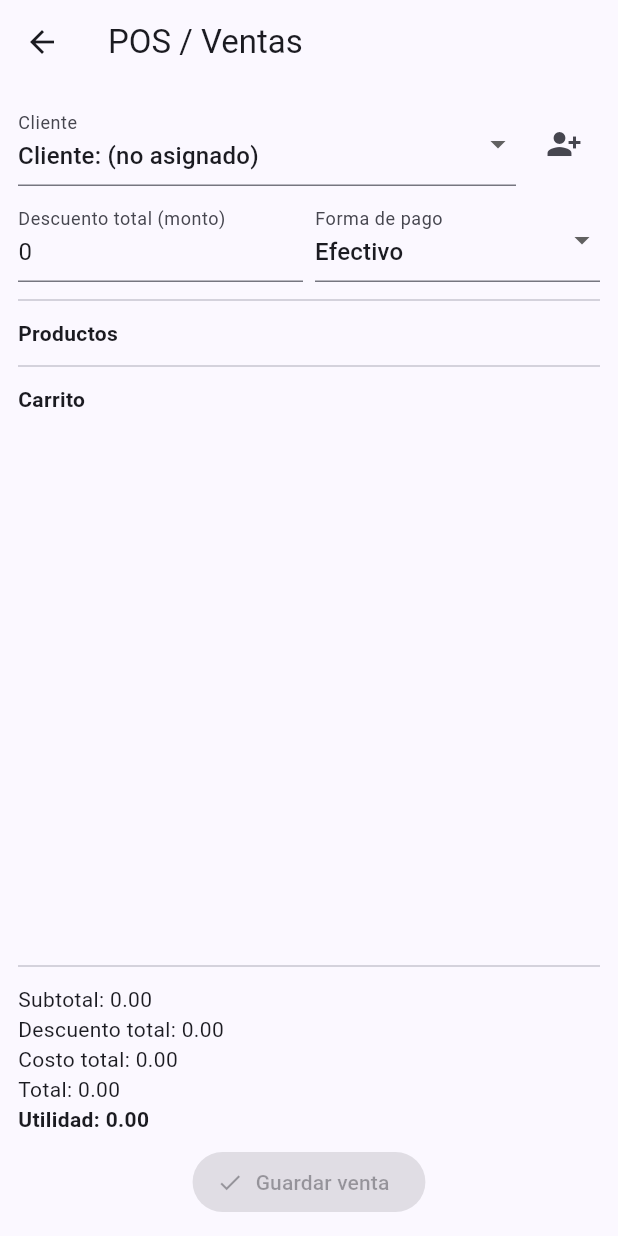
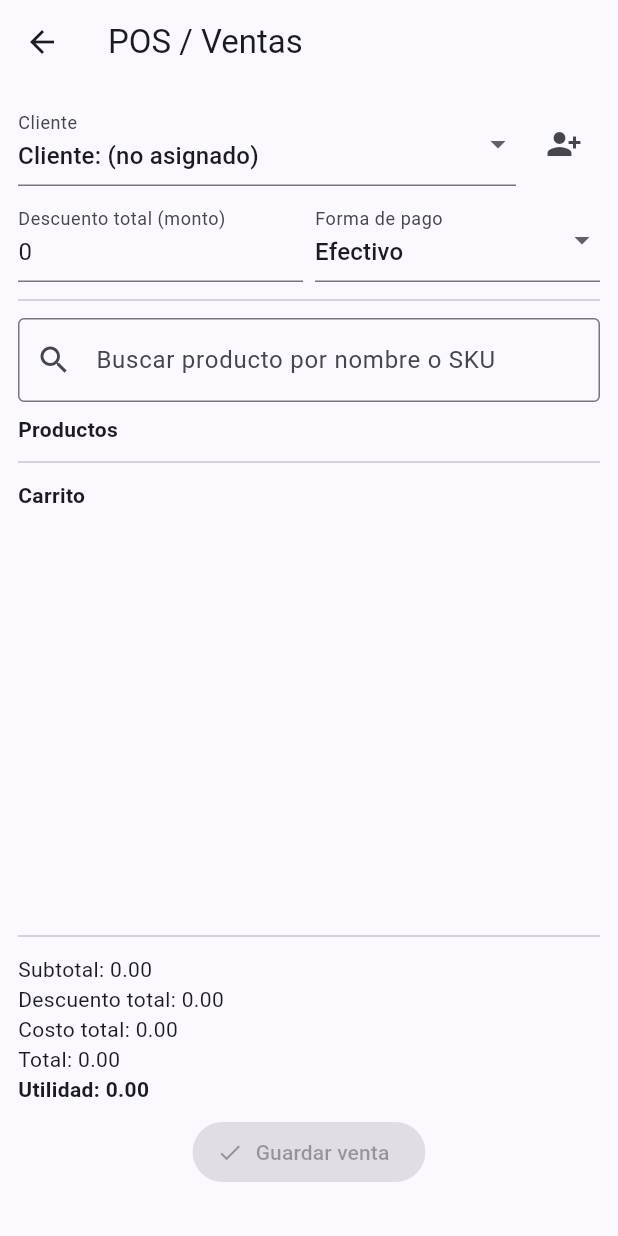
Before and after one commit to sergiopolis69-oss/popperscuv3, a Flutter app: the screen it shows after launch, after a tap on "POS / Ventas", on a phone screen of 412 x 824 dp. Run offline on Flutter 3.47's test engine with Material 3 defaults, Android fonts, the phone set to English and light mode, and no system bars; our stand-ins replace csv, file_picker, flutter_riverpod, sqflite; missing offline and left inert: file_saver; accounts and stored records are empty.

Commit message:
Add files via upload

```diff
--- a/lib/repositories/customer_repository.dart
+++ b/lib/repositories/customer_repository.dart
@@ -1,10 +1,7 @@
-import 'package:uuid/uuid.dart';
 import '../services/db.dart';
 import '../models/customer.dart';
 
 class CustomerRepository {
-  final _uuid = const Uuid();
-
   Future<List<Customer>> all() async {
     final db = await AppDatabase().database;
     final rows = await db.query('customers', orderBy: 'created_at DESC');
--- a/lib/repositories/product_repository.dart
+++ b/lib/repositories/product_repository.dart
@@ -1,10 +1,7 @@
-import 'package:uuid/uuid.dart';
 import '../services/db.dart';
 import '../models/product.dart';
 
 class ProductRepository {
-  final _uuid = const Uuid();
-
   Future<List<Product>> all() async {
     final db = await AppDatabase().database;
     final rows = await db.query('products', orderBy: 'created_at DESC');
--- a/lib/ui/home_page.dart
+++ b/lib/ui/home_page.dart
@@ -5,6 +5,7 @@ import 'sales_page.dart';
 import 'sales_history_page.dart';
 import 'reports_page.dart';
 import 'top_customers_page.dart';
+import 'profit_overview_page.dart';
 
 class HomePage extends StatelessWidget {
   const HomePage({super.key});
@@ -48,6 +49,12 @@ class HomePage extends StatelessWidget {
             ),
             const SizedBox(height: 12),
             ElevatedButton.icon(
+              icon: const Icon(Icons.pie_chart_outline),
+              label: const Text('Utilidad % (Hoy/Sem/Mes/Año)'),
+              onPressed: () => Navigator.push(context, MaterialPageRoute(builder: (_) => const ProfitOverviewPage())),
+            ),
+            const SizedBox(height: 12),
+            ElevatedButton.icon(
               icon: const Icon(Icons.description),
               label: const Text('Reportes / CSV'),
               onPressed: () => Navigator.push(context, MaterialPageRoute(builder: (_) => const ReportsPage())),
--- a/lib/ui/products_page.dart
+++ b/lib/ui/products_page.dart
@@ -54,9 +54,9 @@ class _ProductsPageState extends ConsumerState<ProductsPage> {
   Future<void> _openForm({Product? edit}) async {
     final nameCtrl = TextEditingController(text: edit?.name ?? '');
     final skuCtrl = TextEditingController(text: edit?.sku ?? '');
-    final costCtrl = TextEditingController(text: edit?.cost.toString() ?? '0');
-    final priceCtrl = TextEditingController(text: edit?.price.toString() ?? '0');
-    final stockCtrl = TextEditingController(text: edit?.stock.toString() ?? '0');
+    final costCtrl = TextEditingController(text: edit?.cost.toString());
+    final priceCtrl = TextEditingController(text: edit?.price.toString());
+    final stockCtrl = TextEditingController(text: edit?.stock.toString());
     final categoryCtrl = TextEditingController(text: edit?.category ?? '');
 
     await showDialog(
--- a/lib/ui/sales_page.dart
+++ b/lib/ui/sales_page.dart
@@ -9,7 +9,6 @@ import '../repositories/sale_repository.dart';
 
 class SalesPage extends StatefulWidget {
   const SalesPage({super.key});
-
   @override
   State<SalesPage> createState() => _SalesPageState();
 }
@@ -24,12 +23,25 @@ class _SalesPageState extends State<SalesPage> {
   late Future<List<Product>> _productsFuture;
   late Future<List<Customer>> _customersFuture;
 
+  final _searchCtrl = TextEditingController();
+  String _query = '';
+
   @override
   void initState() {
     super.initState();
     _productsFuture = ProductRepository().all();
     _customersFuture = CustomerRepository().all();
+    _searchCtrl.addListener(_onSearch);
   }
+
+  @override
+  void dispose() {
+    _searchCtrl.removeListener(_onSearch);
+    _searchCtrl.dispose();
+    super.dispose();
+  }
+
+  void _onSearch(){ setState(()=> _query = _searchCtrl.text.trim().toLowerCase()); }
 
   double get _subtotal => _items.fold(0.0, (p, e) => p + e.subtotal);
   double get _costTotal => _items.fold(0.0, (p, e) => p + (e.costAtSale * e.quantity));
@@ -69,11 +81,7 @@ class _SalesPageState extends State<SalesPage> {
                   ),
                 ),
                 const SizedBox(width: 8),
-                IconButton(
-                  icon: const Icon(Icons.person_add_alt_1),
-                  tooltip: 'Agregar cliente rápido',
-                  onPressed: _quickAddCustomer,
-                ),
+                IconButton(icon: const Icon(Icons.person_add_alt_1), tooltip: 'Agregar cliente rápido', onPressed: _quickAddCustomer),
               ],
             ),
             const SizedBox(height: 8),
@@ -109,17 +117,27 @@ class _SalesPageState extends State<SalesPage> {
                 future: _productsFuture,
                 builder: (c, snap) {
                   final list = snap.data ?? [];
+                  final filtered = _query.isEmpty ? list : list.where((p){
+                    final n=p.name.toLowerCase(); final s=(p.sku??'').toLowerCase();
+                    return n.contains(_query) || s.contains(_query);
+                  }).toList();
                   return ListView(
                     children: [
+                      TextField(
+                        controller: _searchCtrl,
+                        decoration: const InputDecoration(
+                          labelText: 'Buscar producto por nombre o SKU',
+                          prefixIcon: Icon(Icons.search),
+                          border: OutlineInputBorder(),
+                        ),
+                      ),
+                      const SizedBox(height: 8),
                       const Text('Productos', style: TextStyle(fontWeight: FontWeight.bold)),
-                      for (final p in list)
+                      for (final p in filtered)
                         ListTile(
                           title: Text(p.name),
                           subtitle: Text('Stock: ${p.stock}  | Compra: ${p.cost.toStringAsFixed(2)}  | Venta: ${p.price.toStringAsFixed(2)}'),
-                          trailing: IconButton(
-                            icon: const Icon(Icons.add_circle),
-                            onPressed: () => _addItemDialog(p),
-                          ),
+                          trailing: IconButton(icon: const Icon(Icons.add_circle), onPressed: () => _addItemDialog(p)),
                         ),
                       const Divider(height: 24),
                       const Text('Carrito', style: TextStyle(fontWeight: FontWeight.bold)),
@@ -152,10 +170,13 @@ class _SalesPageState extends State<SalesPage> {
               ],
             ),
             const SizedBox(height: 8),
-            ElevatedButton.icon(
-              icon: const Icon(Icons.check),
-              label: const Text('Guardar venta'),
-              onPressed: _items.isEmpty ? null : _saveSale,
+            Padding(
+              padding: const EdgeInsets.only(bottom: 20),
+              child: ElevatedButton.icon(
+                icon: const Icon(Icons.check),
+                label: const Text('Guardar venta'),
+                onPressed: _items.isEmpty ? null : _saveSale,
+              ),
             )
           ],
         ),
@@ -181,15 +202,8 @@ class _SalesPageState extends State<SalesPage> {
           TextButton(onPressed: () => Navigator.pop(c), child: const Text('Cancelar')),
           ElevatedButton(onPressed: () async {
             final repo = CustomerRepository();
-            final nc = await repo.create(Customer(
-              id: const Uuid().v4(),
-              name: name.text.trim(),
-              phone: phone.text.trim().isEmpty ? null : phone.text.trim(),
-            ));
-            setState(() {
-              _customersFuture = CustomerRepository().all();
-              _customerId = nc.id;
-            });
+            final nc = await repo.create(Customer(id: const Uuid().v4(), name: name.text.trim(), phone: phone.text.trim().isEmpty ? null : phone.text.trim()));
+            setState(() { _customersFuture = CustomerRepository().all(); _customerId = nc.id; });
             if (mounted) Navigator.pop(c);
           }, child: const Text('Guardar')),
         ],
@@ -280,21 +294,10 @@ class _SalesPageState extends State<SalesPage> {
 
   Future<void> _saveSale() async {
     final repo = SaleRepository();
-    await repo.createSale(
-      customerId: _customerId,
-      items: _items.toList(),
-      discount: _discount,
-      paymentMethod: _paymentMethod,
-    );
-
+    await repo.createSale(customerId: _customerId, items: _items.toList(), discount: _discount, paymentMethod: _paymentMethod);
     if (mounted) {
       ScaffoldMessenger.of(context).showSnackBar(const SnackBar(content: Text('Venta guardada')));
-      setState((){
-        _items.clear();
-        _customerId = null;
-        _discount = 0;
-        _paymentMethod = 'Cash';
-      });
+      setState((){ _items.clear(); _customerId = null; _discount = 0; _paymentMethod = 'Cash'; });
     }
   }
 }
--- a/pubspec.yaml
+++ b/pubspec.yaml
@@ -1,7 +1,7 @@
 name: popperscuv2
-description: App base inventario/ventas/clientes (offline), utilidad por venta, CSV visibles.
+description: Inventario/ventas/clientes offline con utilidad y reportes.
 publish_to: "none"
-version: 0.3.0+3
+version: 0.6.0+6
 
 environment:
   sdk: ">=3.3.0 <4.0.0"
```
Also changed, not shown: lib/repositories/sale_repository.dart (+16 -6 lines), lib/services/db.dart (+2 -7 lines), lib/ui/reports_page.dart (+6 -20 lines), lib/ui/sales_history_page.dart (+10 -2 lines), lib/ui/top_customers_page.dart (+11 -7 lines), lib/utils/csv_io.dart (+2 -8 lines).
